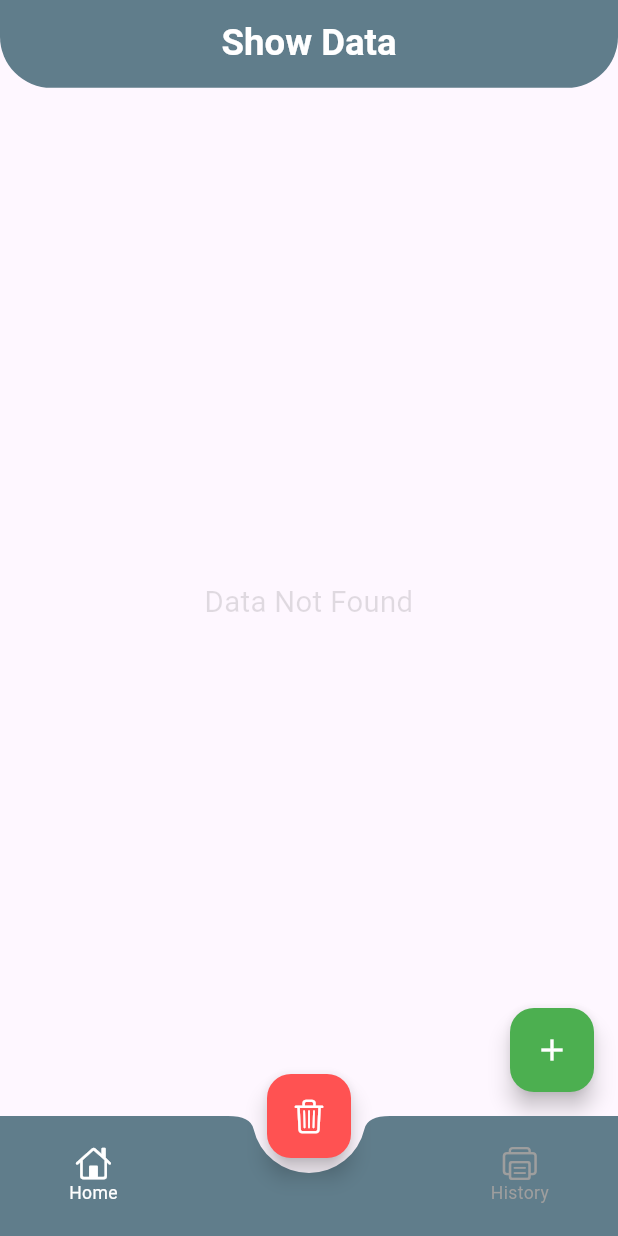
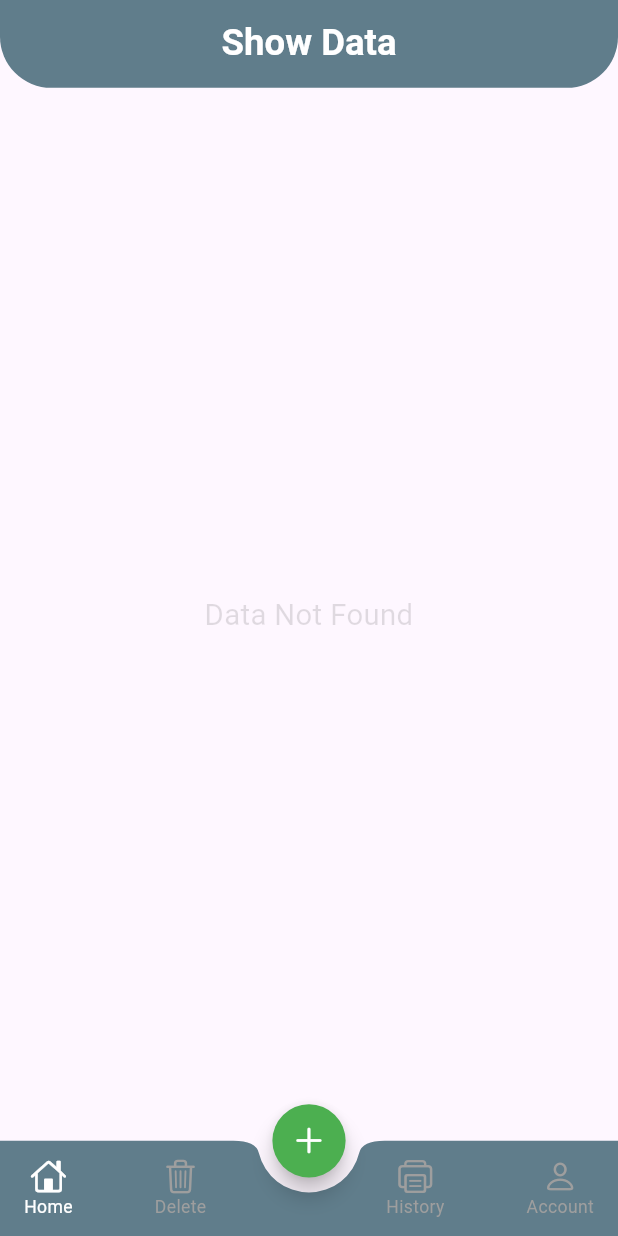
Before and after one commit to jsjedny/ofline_database_with_hive, a Flutter app: the screen it shows after launch, on a phone screen of 412 x 824 dp. Run offline on Flutter 3.47's test engine with Material 3 defaults, Android fonts, the light colour scheme and no system bars; our stand-ins replace expandable_text, flutter_screenutil, flutter_spinkit, fluttertoast, gap, get and 3 more; accounts and stored records are empty; network calls fail.

Commit message:
update Nev bar

```diff
--- a/lib/feture/home/screen/home_screen.dart
+++ b/lib/feture/home/screen/home_screen.dart
@@ -34,12 +34,11 @@ class HomeScreen extends StatelessWidget {
         color: Colors.blueGrey,
       ),
 
-      floatingActionButton: FloatingActionButton(
-        onPressed: () => Get.toNamed(AppRoute.addProduct),
-        backgroundColor: Colors.green,
-        child: Icon(Icons.add, color: Colors.white),
-      ),
-
+      // floatingActionButton: FloatingActionButton(
+      //   onPressed: () => Get.toNamed(AppRoute.addProduct),
+      //   backgroundColor: Colors.green,
+      //   child: Icon(Icons.add, color: Colors.white),
+      // ),
       body: Obx(() {
         if (controller.isLoading.value) {
           return SpinKitCircle(color: Colors.green, size: 50.sp);
--- a/lib/feture/nev_bar/controller/nev_bar_controller.dart
+++ b/lib/feture/nev_bar/controller/nev_bar_controller.dart
@@ -1,4 +1,6 @@
 import 'package:get/get.dart';
+import 'package:ofline_database_with_hive/feture/account/screen/account_screen.dart';
+import 'package:ofline_database_with_hive/feture/add_product/screen/add_product_screen.dart';
 import 'package:ofline_database_with_hive/feture/deleted_item/screen/deleted_item_screen.dart';
 import 'package:ofline_database_with_hive/feture/hestory/screen/hestory_screen.dart';
 import 'package:ofline_database_with_hive/feture/home/screen/home_screen.dart';
@@ -8,7 +10,13 @@ class NevBarController extends GetxController {
 
   int get curratInx => selectedInx.value;
 
-  List screen = [HomeScreen(), DeletedItemScreen(), HestoryScreen()];
+  List screen = [
+    HomeScreen(),
+    DeletedItemScreen(),
+    AddProductScreen(),
+    HestoryScreen(),
+    AccountScreen(),
+  ];
 
   void changeInx(int index) {
     if (selectedInx.value == index) {
--- a/lib/feture/nev_bar/screen/nev_bar_screen.dart
+++ b/lib/feture/nev_bar/screen/nev_bar_screen.dart
@@ -1,6 +1,7 @@
 import 'package:flutter/cupertino.dart';
 import 'package:flutter/material.dart';
 import 'package:flutter_screenutil/flutter_screenutil.dart';
+import 'package:gap/gap.dart';
 import 'package:get/get.dart';
 import 'package:ofline_database_with_hive/feture/nev_bar/controller/nev_bar_controller.dart';
 
@@ -12,22 +13,24 @@ class NevBarScreen extends GetView<NevBarController> {
     return Scaffold(
       body: Obx(() => controller.screen[controller.curratInx]),
 
-      floatingActionButton: FloatingActionButton(
-        onPressed: () => controller.changeInx(1),
-        heroTag: null,
-        backgroundColor: Colors.redAccent,
-
-        child: const Icon(CupertinoIcons.delete, color: Colors.white),
+      floatingActionButton: SizedBox(
+        height: 50.h,
+        width: 50.w,
+        child: FloatingActionButton(
+          shape: CircleBorder(),
+          onPressed: () => controller.changeInx(2),
+          backgroundColor: Colors.green,
+          child: const Icon(CupertinoIcons.add, color: Colors.white),
+        ),
       ),
       floatingActionButtonLocation: FloatingActionButtonLocation.centerDocked,
 
       bottomNavigationBar: Obx(() {
         return BottomAppBar(
+          height: 65.h,
           shape: const CircularNotchedRectangle(),
-          notchMargin: 10,
+          notchMargin: 8,
           color: Colors.blueGrey,
-          child: Padding(
-            padding: const EdgeInsets.symmetric(horizontal: 30, vertical: 6),
           child: Row(
             mainAxisAlignment: MainAxisAlignment.spaceBetween,
             children: [
@@ -38,13 +41,25 @@ class NevBarScreen extends GetView<NevBarController> {
                 onTap: () => controller.changeInx(0),
               ),
               _buildBarItem(
+                icon: CupertinoIcons.delete,
+                text: "Delete",
+                isSelected: controller.curratInx == 1,
+                onTap: () => controller.changeInx(1),
+              ),
+              Gap(10.w),
+              _buildBarItem(
                 icon: CupertinoIcons.printer,
                 text: "History",
-                  isSelected: controller.curratInx == 2,
-                  onTap: () => controller.changeInx(2),
+                isSelected: controller.curratInx == 3,
+                onTap: () => controller.changeInx(3),
+              ),
+              _buildBarItem(
+                icon: CupertinoIcons.person,
+                text: "Account",
+                isSelected: controller.curratInx == 4,
+                onTap: () => controller.changeInx(4),
               ),
             ],
-            ),
           ),
         );
       }),
```
Also changed, not shown: lib/feture/account/screen/account_screen.dart (added, +19 -0 lines), lib/feture/add_product/screen/add_product_screen.dart (+9 -9 lines). Lines whose indentation alone changed are shown as unchanged.
